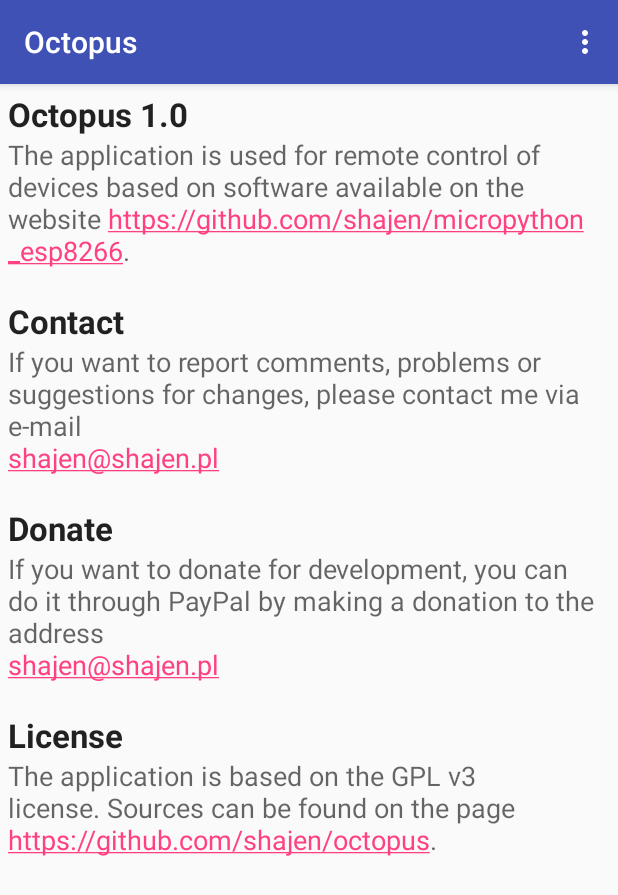
After one commit to shajen/octopus, an Android app: the AboutActivity screen opened directly, with no data from a screen before it, on a phone screen of 412 x 824 dp. The commit adds this screen. Shown: the top 895 px of the screen. Run offline under Robolectric (Android 15) with nearby library versions, the phone set to English and light mode, and no system bars.

Commit message:
Added about activity.

```diff
--- a/app/src/main/AndroidManifest.xml
+++ b/app/src/main/AndroidManifest.xml
@@ -15,6 +15,14 @@
             android:screenOrientation="portrait">
             <intent-filter>
                 <action android:name="android.intent.action.MAIN" />
+                <category android:name="android.intent.category.LAUNCHER" />
+            </intent-filter>
+        </activity>
+        <activity
+            android:name=".activities.AboutActivity"
+            android:configChanges="orientation|keyboardHidden"
+            android:screenOrientation="portrait">
+            <intent-filter>
                 <category android:name="android.intent.category.LAUNCHER" />
             </intent-filter>
         </activity>
--- /dev/null
+++ b/app/src/main/java/pl/shajen/octopus/activities/AboutActivity.java
@@ -0,0 +1,53 @@
+package pl.shajen.octopus.activities;
+
+import android.os.Bundle;
+import android.support.v7.app.AppCompatActivity;
+import android.text.method.LinkMovementMethod;
+import android.view.Menu;
+import android.view.MenuInflater;
+import android.view.MenuItem;
+import android.widget.TextView;
+
+import pl.shajen.octopus.BuildConfig;
+import pl.shajen.octopus.R;
+
+public class AboutActivity extends AppCompatActivity {
+    @Override
+    protected void onCreate(Bundle savedInstanceState) {
+        super.onCreate(savedInstanceState);
+        setContentView(R.layout.activity_about);
+
+        final TextView textViewVersion = (TextView) findViewById(R.id.textViewVersion);
+        textViewVersion.setText(String.format("%s %s", getString(R.string.app_name), BuildConfig.VERSION_NAME));
+
+        final TextView textViewInfo = (TextView) findViewById(R.id.textViewInfo);
+        textViewInfo.setMovementMethod(LinkMovementMethod.getInstance());
+
+        final TextView textViewContact = (TextView) findViewById(R.id.textViewContact);
+        textViewContact.setMovementMethod(LinkMovementMethod.getInstance());
+
+        final TextView textViewDonate = (TextView) findViewById(R.id.textViewDonate);
+        textViewDonate.setMovementMethod(LinkMovementMethod.getInstance());
+
+        final TextView textViewAuthor = (TextView) findViewById(R.id.textViewAuthor);
+        textViewAuthor.setMovementMethod(LinkMovementMethod.getInstance());
+    }
+
+    @Override
+    public boolean onCreateOptionsMenu(Menu menu) {
+        MenuInflater inflater = getMenuInflater();
+        inflater.inflate(R.menu.menu_device, menu);
+        return true;
+    }
+
+    @Override
+    public boolean onOptionsItemSelected(MenuItem item) {
+        switch (item.getItemId()) {
+            case R.id.close:
+                finishAffinity();
+                return true;
+            default:
+                return super.onOptionsItemSelected(item);
+        }
+    }
+}
--- a/app/src/main/java/pl/shajen/octopus/activities/SearchDevicesActivity.java
+++ b/app/src/main/java/pl/shajen/octopus/activities/SearchDevicesActivity.java
@@ -55,6 +55,9 @@ public class SearchDevicesActivity extends AppCompatActivity implements ScanTask
                 editor.remove(DEVICES_PREFS_KEY);
                 editor.commit();
                 setDevices(readDevices());
+                return true;
+            case R.id.about:
+                startActivity(new Intent(getApplicationContext(), AboutActivity.class));
                 return true;
             case R.id.close:
                 finishAffinity();
--- /dev/null
+++ b/app/src/main/res/layout/activity_about.xml
@@ -0,0 +1,75 @@
+<?xml version="1.0" encoding="utf-8"?>
+<ScrollView xmlns:android="http://schemas.android.com/apk/res/android"
+    android:layout_width="fill_parent"
+    android:layout_height="wrap_content">
+
+    <LinearLayout
+        android:layout_width="fill_parent"
+        android:layout_height="wrap_content"
+        android:orientation="vertical"
+        android:padding="5dp">
+
+        <TextView
+            android:id="@+id/textViewVersion"
+            android:layout_width="fill_parent"
+            android:layout_height="wrap_content"
+            android:textAppearance="?android:attr/textAppearanceLarge"
+            android:textStyle="bold"></TextView>
+
+        <TextView
+            android:id="@+id/textViewInfo"
+            android:layout_width="fill_parent"
+            android:layout_height="wrap_content"
+            android:text="@string/INFO"
+            android:textAppearance="?android:attr/textAppearanceMedium"></TextView>
+
+        <TextView
+            android:id="@+id/textViewContactTitle"
+            android:layout_width="fill_parent"
+            android:layout_height="wrap_content"
+            android:layout_marginTop="20dp"
+            android:text="@string/CONTACT_TITLE"
+            android:textAppearance="?android:attr/textAppearanceLarge"
+            android:textStyle="bold"></TextView>
+
+        <TextView
+            android:id="@+id/textViewContact"
+            android:layout_width="fill_parent"
+            android:layout_height="wrap_content"
+            android:text="@string/CONTACT"
+            android:textAppearance="?android:attr/textAppearanceMedium"></TextView>
+
+        <TextView
+            android:id="@+id/textViewDonateTitle"
+            android:layout_width="fill_parent"
+            android:layout_height="wrap_content"
+            android:layout_marginTop="20dp"
+            android:text="@string/DONATE_TITLE"
+            android:textAppearance="?android:attr/textAppearanceLarge"
+            android:textStyle="bold"></TextView>
+
+        <TextView
+            android:id="@+id/textViewDonate"
+            android:layout_width="fill_parent"
+            android:layout_height="wrap_content"
+            android:text="@string/DONATE"
+            android:textAppearance="?android:attr/textAppearanceMedium"></TextView>
+
+        <TextView
+            android:id="@+id/textViewAuthorTitle"
+            android:layout_width="fill_parent"
+            android:layout_height="wrap_content"
+            android:layout_marginTop="20dp"
+            android:text="@string/AUTHOR_TITLE"
+            android:textAppearance="?android:attr/textAppearanceLarge"
+            android:textStyle="bold"></TextView>
+
+        <TextView
+            android:id="@+id/textViewAuthor"
+            android:layout_width="fill_parent"
+            android:layout_height="wrap_content"
+            android:text="@string/AUTHOR"
+            android:textAppearance="?android:attr/textAppearanceMedium"></TextView>
+    </LinearLayout>
+
+</ScrollView>
--- a/app/src/main/res/menu/menu_search_devices.xml
+++ b/app/src/main/res/menu/menu_search_devices.xml
@@ -9,6 +9,10 @@
         android:icon="@android:drawable/ic_menu_delete"
         android:title="@string/CLEAR" />
     <item
+        android:id="@+id/about"
+        android:icon="@android:drawable/ic_menu_info_details"
+        android:title="@string/ABOUT" />
+    <item
         android:id="@+id/close"
         android:icon="@android:drawable/ic_menu_close_clear_cancel"
         android:title="@string/CLOSE" />
--- a/app/src/main/res/values/strings.xml
+++ b/app/src/main/res/values/strings.xml
@@ -25,4 +25,12 @@
     <string name="COLOR">Color</string>
     <string name="RESET">Reset</string>
     <string name="CLEAR">Clear</string>
+    <string name="ABOUT">About</string>
+    <string name="INFO">The application is used for remote control of devices based on software available on the website <a href="https://github.com/shajen/micropython_esp8266">https://github.com/shajen/micropython_esp8266</a>.</string>
+    <string name="CONTACT_TITLE">Contact</string>
+    <string name="CONTACT">If you want to report comments, problems or suggestions for changes, please contact me via e-mail\n<a href="mailto:shajen@shajen.pl">shajen@shajen.pl</a></string>
+    <string name="DONATE_TITLE">Donate</string>
+    <string name="DONATE">If you want to donate for development, you can do it through PayPal by making a donation to the address\n<a href="https://www.paypal.com/cgi-bin/webscr?cmd=_donations&amp;business=shajen@shajen.pl&amp;lc=US&amp;item_name=Donate+Octopus&amp;no_note=0&amp;cn=&amp;curency_code=USD">shajen@shajen.pl</a></string>
+    <string name="AUTHOR_TITLE">License</string>
+    <string name="AUTHOR">The application is based on the GPL v3 license. Sources can be found on the page <a href="https://github.com/shajen/octopus">https://github.com/shajen/octopus</a>.</string>
 </resources>
```
Also changed, not shown: 1 other file.
